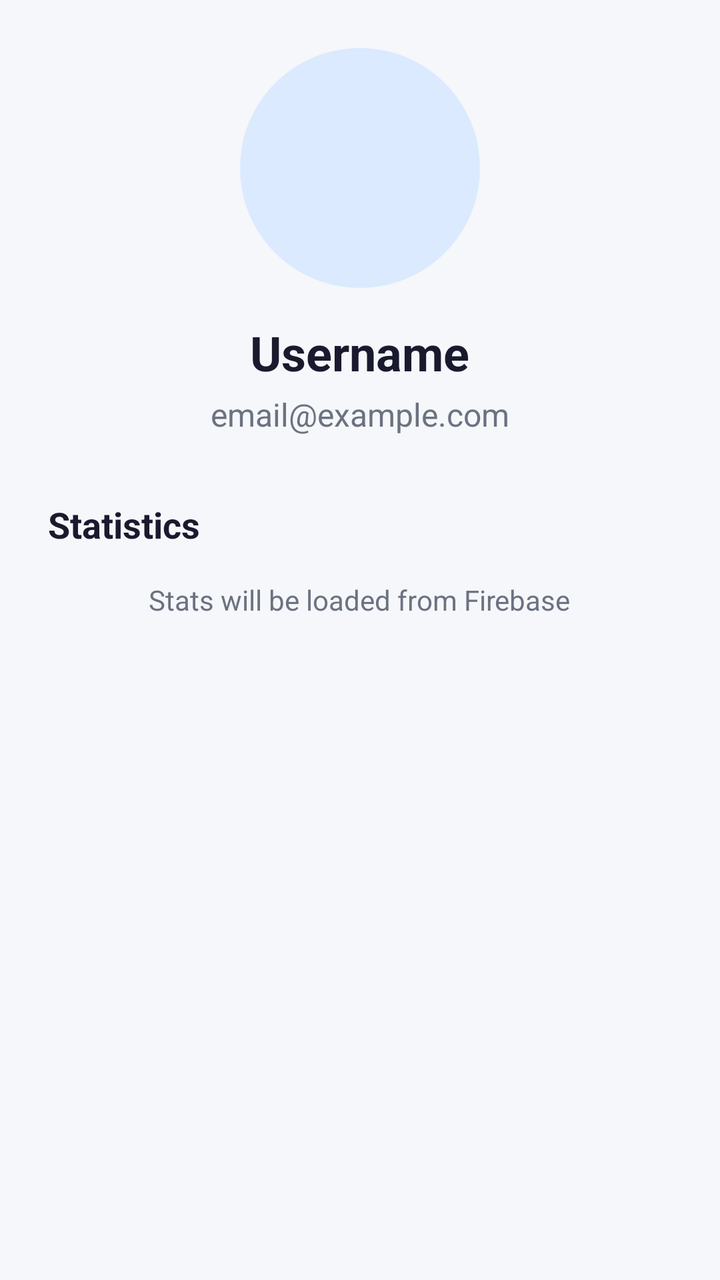
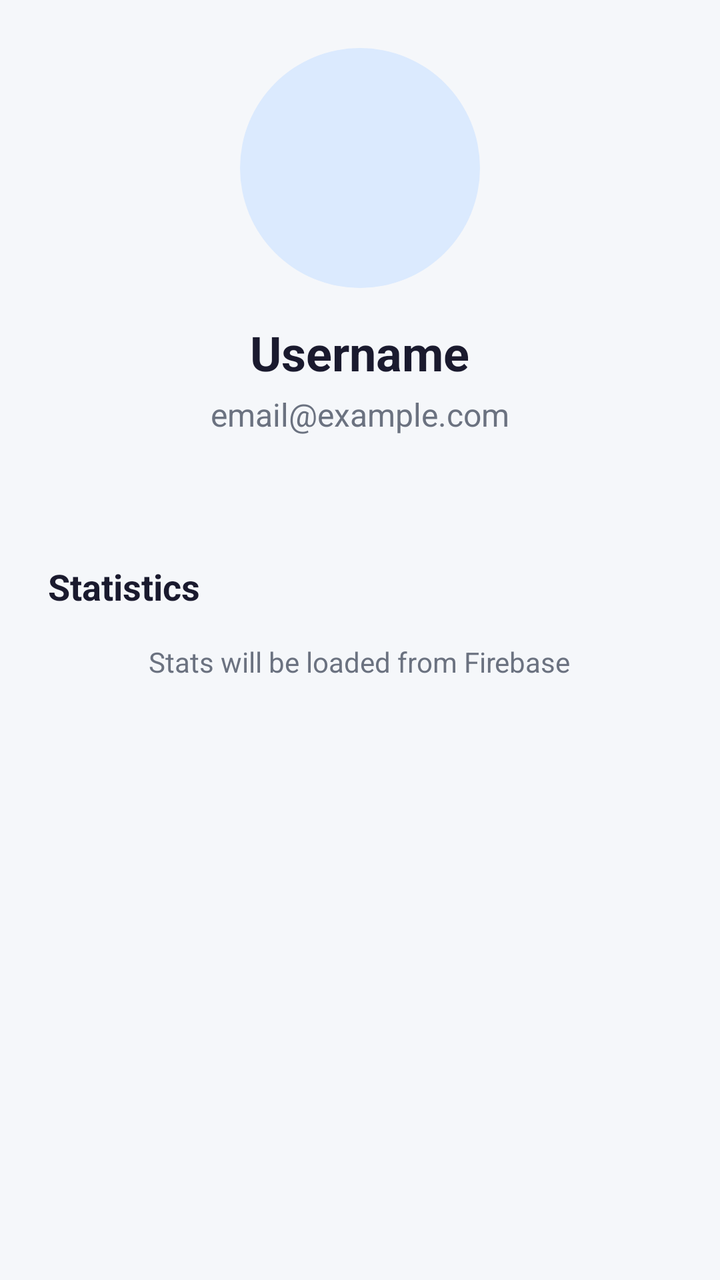

The first picture is an Android layout as it rendered before a commit; the second is the same layout after the commit. The layout source and the unified diff follow.
<!-- AndroidManifest.xml: application theme Theme.MainProj -->
<!-- res/layout/fragment_profile.xml -->
<?xml version="1.0" encoding="utf-8"?>
<FrameLayout xmlns:android="http://schemas.android.com/apk/res/android"
    xmlns:app="http://schemas.android.com/apk/res-auto"
    android:layout_width="match_parent"
    android:layout_height="match_parent"
    android:background="@color/colorBackground">

    
    <ScrollView
        android:id="@+id/profileContent"
        android:layout_width="match_parent"
        android:layout_height="match_parent">

        <LinearLayout
            android:layout_width="match_parent"
            android:layout_height="wrap_content"
            android:orientation="vertical"
            android:padding="24dp"
            android:gravity="center_horizontal">

            <ImageView
                android:id="@+id/ivAvatar"
                android:layout_width="120dp"
                android:layout_height="120dp"
                android:background="@drawable/bg_avatar_circle"
                android:src="@android:drawable/sym_def_app_icon"
                android:padding="24dp" />

            <TextView
                android:id="@+id/tvUsername"
                android:layout_width="wrap_content"
                android:layout_height="wrap_content"
                android:layout_marginTop="16dp"
                android:text="Username"
                android:textSize="24sp"
                android:textStyle="bold"
                android:textColor="@color/colorTextPrimary" />

            <TextView
                android:id="@+id/tvEmail"
                android:layout_width="wrap_content"
                android:layout_height="wrap_content"
                android:layout_marginTop="4dp"
                android:text="email@example.com"
                android:textSize="16sp"
                android:textColor="@color/colorTextSecondary" />

            <TextView
                android:layout_width="match_parent"
                android:layout_height="wrap_content"
                android:layout_marginTop="32dp"
                android:text="Statistics"
                android:textSize="18sp"
                android:textStyle="bold"
                android:textColor="@color/colorTextPrimary" />

            <LinearLayout
                android:id="@+id/statsContainer"
                android:layout_width="match_parent"
                android:layout_height="wrap_content"
                android:layout_marginTop="16dp"
                android:orientation="horizontal"
                android:gravity="center">

                <TextView
                    android:layout_width="wrap_content"
                    android:layout_height="wrap_content"
                    android:text="Stats will be loaded from Firebase"
                    android:textColor="@color/colorTextSecondary" />

            </LinearLayout>

        </LinearLayout>

    </ScrollView>

    
    <LinearLayout
        android:id="@+id/settingsContent"
        android:layout_width="match_parent"
        android:layout_height="match_parent"
        android:orientation="vertical"
        android:visibility="gone">

        <androidx.appcompat.widget.Toolbar
            android:id="@+id/settingsToolbar"
            android:layout_width="match_parent"
            android:layout_height="wrap_content"
            android:background="@color/colorPrimary"
            android:elevation="4dp"
            app:title="Settings"
            app:titleTextColor="@android:color/white" />

        <Button
            android:id="@+id/btnBackToProfile"
            android:layout_width="wrap_content"
            android:layout_height="wrap_content"
            android:text="Back to Profile"
            android:layout_margin="16dp"
            android:backgroundTint="@color/colorPrimary"
            android:textColor="@android:color/white" />

        <Button
            android:id="@+id/btnSharedPrefViewer"
            android:layout_width="match_parent"
            android:layout_height="wrap_content"
            android:text="SharedPref Viewer"
            android:layout_marginHorizontal="16dp"
            android:layout_marginTop="12dp"
            android:backgroundTint="#FF4CAF50"
            android:textColor="@android:color/white" />

    </LinearLayout>

</FrameLayout>
<!-- resources referenced by this layout -->
<resources>
  <color name="colorBackground">#F5F7FA</color>
  <color name="colorPrimary">#4A8EC9</color>
  <color name="colorTextPrimary">#1A1A2E</color>
  <color name="colorTextSecondary">#6B7280</color>
  <!-- drawable bg_avatar_circle (drawable) -->
  <?xml version="1.0" encoding="utf-8"?>
  <shape xmlns:android="http://schemas.android.com/apk/res/android"
      android:shape="oval">
  
      <solid android:color="@color/colorAvatarBackground"/>
  
  </shape>
  <style name="Theme.MainProj" parent="Theme.Material3.DayNight.NoActionBar">
              <item name="inputStrokeColor">@color/input_stroke_color_light</item>
              <item name="buttonPrimary">@color/button_primary_light</item>
              <item name="textSecondary">@color/text_secondary_light</item>
  
              <item name="buttonGoogleBg">@color/button_google_bg_light</item>
              <item name="buttonGoogleText">@color/button_google_text_light</item>
              <item name="buttonGoogleStroke">@color/button_google_stroke_light</item>
          </style>
  <color name="colorAvatarBackground">#DBEAFE</color>
  <color name="input_stroke_color_light">#667eea</color>
  <color name="button_primary_light">#667eea</color>
  <color name="text_secondary_light">#666666</color>
  <color name="button_google_bg_light">#FFFFFF</color>
  <color name="button_google_text_light">#333333</color>
  <color name="button_google_stroke_light">#e0e0e0</color>
</resources>

<!-- the commit's change to res/layout/fragment_profile.xml (unified diff, before → after) -->
@@ -44,6 +44,19 @@
                 android:text="email@example.com"
                 android:textSize="16sp"
                 android:textColor="@color/colorTextSecondary" />
+
+            <TextView
+                android:id="@+id/tvBio"
+                android:layout_width="match_parent"
+                android:layout_height="wrap_content"
+                android:layout_marginTop="12dp"
+                android:layout_marginHorizontal="16dp"
+                android:text=""
+                android:textSize="14sp"
+                android:textColor="@color/colorTextSecondary"
+                android:gravity="center"
+                android:maxLines="5"
+                android:ellipsize="end" />
 
             <TextView
                 android:layout_width="match_parent"
@@ -100,7 +113,42 @@
             android:backgroundTint="@color/colorPrimary"
             android:textColor="@android:color/white" />
 
-        <Button
+        <TextView
+            android:layout_width="wrap_content"
+            android:layout_height="wrap_content"
+            android:layout_marginTop="20dp"
+            android:layout_marginStart="16dp"
+            android:text="Bio"
+            android:textSize="14sp"
+            android:textStyle="bold"
+            android:textColor="@color/colorTextPrimary" />
+
+        <com.google.android.material.textfield.TextInputEditText
+            android:id="@+id/etBioInput"
+            android:layout_width="match_parent"
+            android:layout_height="wrap_content"
+            android:layout_marginHorizontal="16dp"
+            android:layout_marginTop="8dp"
+            android:hint="Write something about yourself..."
+            android:maxLines="4"
+            android:gravity="top"
+            android:inputType="textMultiLine"
+            android:textSize="14sp"
+            android:padding="12dp" />
+
+        <com.google.android.material.button.MaterialButton
+            android:id="@+id/btnSaveBio"
+            android:layout_width="match_parent"
+            android:layout_height="44dp"
+            android:layout_marginHorizontal="16dp"
+            android:layout_marginTop="8dp"
+            android:text="Save Bio"
+            android:textColor="@color/colorFabIcon"
+            app:backgroundTint="@color/colorPrimary"
+            app:cornerRadius="14dp"
+            app:strokeWidth="0dp" />
+
+        <com.google.android.material.button.MaterialButton
             android:id="@+id/btnSharedPrefViewer"
             android:layout_width="match_parent"
             android:layout_height="wrap_content"
<!-- resource entries referenced after the edit -->
@@ -1,6 +1,7 @@
 <!-- resources referenced by this layout -->
 <resources>
   <color name="colorBackground">#F5F7FA</color>
+  <color name="colorFabIcon">#FFFFFF</color>
   <color name="colorPrimary">#4A8EC9</color>
   <color name="colorTextPrimary">#1A1A2E</color>
   <color name="colorTextSecondary">#6B7280</color>
